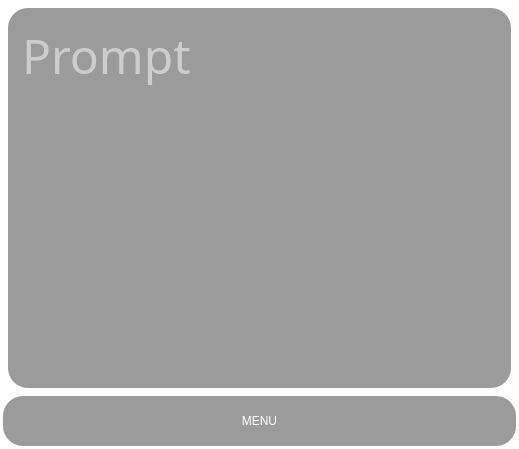
The window that frontend/ui/simple_prompt_display.ui (XmYx/ainodes-pyside) describes before a commit, drawn with Qt 5.
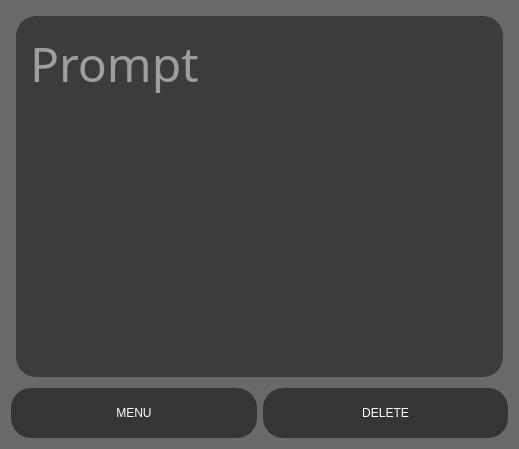
The same window after the commit.

Commit message: canvas eventfilters, krea prompts on space

```diff
--- a/frontend/ui/simple_prompt_display.ui
+++ b/frontend/ui/simple_prompt_display.ui
@@ -14,12 +14,11 @@
    <string>Form</string>
   </property>
   <property name="styleSheet">
-   <string notr="true">QWidget{background: transparent}
-QPushButton {background-color: rgba(55, 55, 55, 0.5); border-radius: 20px ; color: white}
-
+   <string notr="true">QWidget{background: rgba(55, 55, 55, 0.5)}
+QPushButton {background-color: rgba(0, 0, 0, 0.5); border-radius: 20px ; color: white}
 QTextEdit {
                 font: 36pt 'Segoe UI Italic';
-                background-color: rgba(55, 55, 55, 0.5);
+                background-color: rgba(15, 15, 15, 0.5);
                 color: white;
                 border-radius: 20px;
                 padding: 10px;
@@ -30,21 +29,6 @@
 </string>
   </property>
   <layout class="QVBoxLayout" name="verticalLayout">
-   <property name="spacing">
-    <number>3</number>
-   </property>
-   <property name="leftMargin">
-    <number>3</number>
-   </property>
-   <property name="topMargin">
-    <number>3</number>
-   </property>
-   <property name="rightMargin">
-    <number>3</number>
-   </property>
-   <property name="bottomMargin">
-    <number>3</number>
-   </property>
    <item>
     <widget class="QTextEdit" name="prompts">
      <property name="font">
@@ -75,7 +59,9 @@
     </widget>
    </item>
    <item>
-    <widget class="QPushButton" name="menubutton">
+    <layout class="QHBoxLayout" name="horizontalLayout">
+     <item>
+      <widget class="QPushButton" name="menu">
      <property name="minimumSize">
       <size>
        <width>0</width>
@@ -86,6 +72,21 @@
       <string>MENU</string>
      </property>
     </widget>
+     </item>
+     <item>
+      <widget class="QPushButton" name="deletebutton">
+       <property name="minimumSize">
+        <size>
+         <width>0</width>
+         <height>50</height>
+        </size>
+       </property>
+       <property name="text">
+        <string>DELETE</string>
+       </property>
+      </widget>
+     </item>
+    </layout>
    </item>
   </layout>
  </widget>
```
Lines whose indentation alone changed are shown as unchanged. The commit also changes 4 other files.
